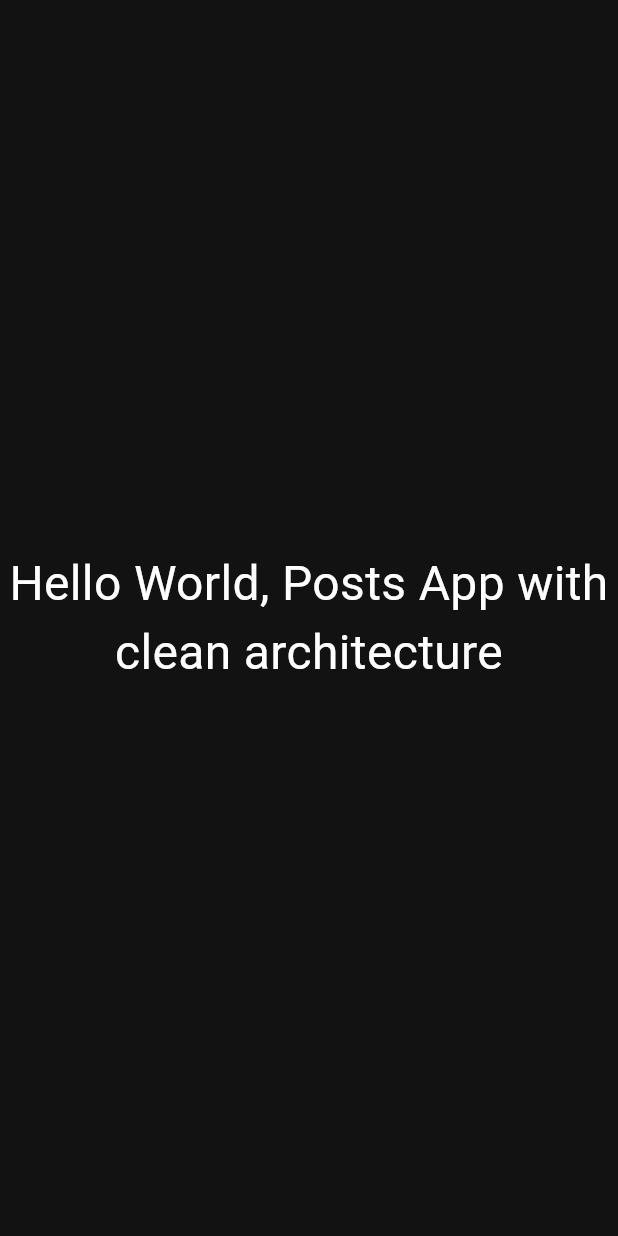
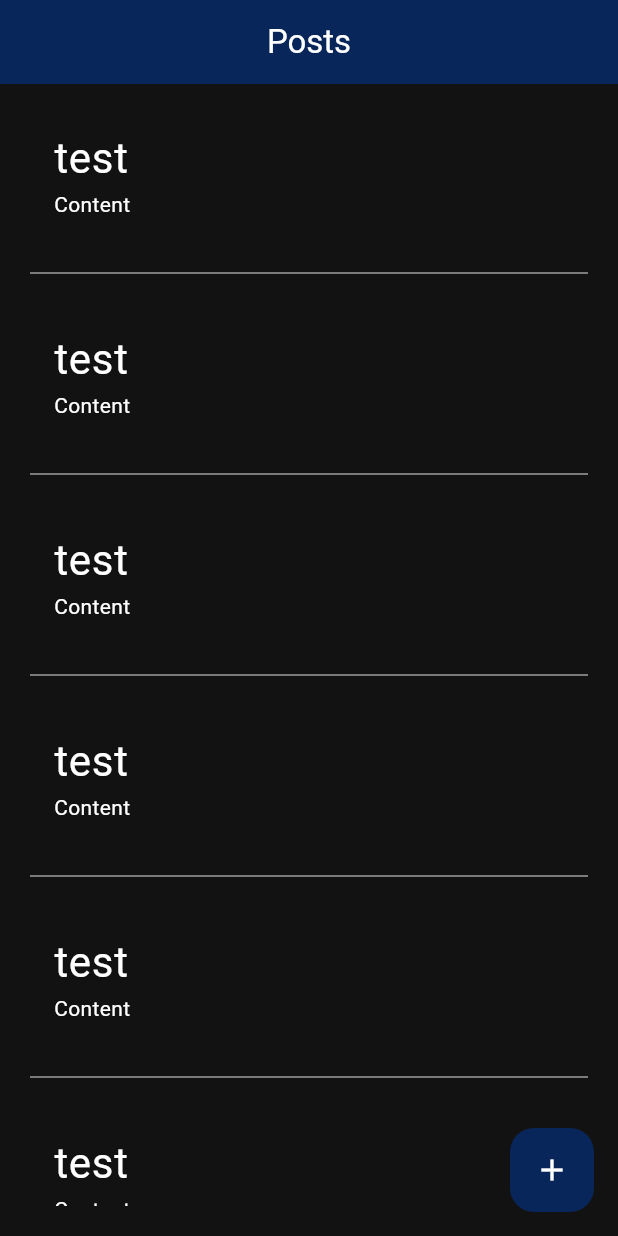
Before and after one commit to SidahmedBelkadi/flutter_posts_app_crud_clean_architecture, a Flutter app: the screen it shows after launch, on a phone screen of 412 x 824 dp. Run offline on Flutter 3.47's test engine with Material 3 defaults, Android fonts, the phone set to English and light mode, and no system bars; drawn by our look-alikes of flutter_slidable; our stand-ins replace connectivity_plus, dartz, equatable, shared_preferences.

Commit message:
Created UI.

```diff
--- a/lib/app.dart
+++ b/lib/app.dart
@@ -1,5 +1,6 @@
 import 'package:flutter/material.dart';
 import 'package:posts_app/core/theme/app_theme.dart';
+import 'package:posts_app/features/posts/presentation/screens/home.dart';
 
 class PostsApp extends StatelessWidget {
   const PostsApp({super.key});
@@ -9,15 +10,7 @@ class PostsApp extends StatelessWidget {
     return MaterialApp(
       theme: appTheme,
       debugShowCheckedModeBanner: false,
-      home: const Scaffold(
-        body: Center(
-          child: Text(
-            "Hello World, Posts App with clean architecture",
-            style: TextStyle(fontSize: 32),
-            textAlign: TextAlign.center,
-          ),
-        ),
-      ),
+      home: const HomeScreen(),
     );
   }
 }
--- a/lib/core/theme/app_theme.dart
+++ b/lib/core/theme/app_theme.dart
@@ -24,6 +24,7 @@ final ThemeData appTheme = ThemeData(
   floatingActionButtonTheme: const FloatingActionButtonThemeData(
     backgroundColor: primaryColor,
     foregroundColor: Colors.white,
+    elevation: 0,
   ),
 
   // Input Decoration Theme
@@ -31,7 +32,7 @@ final ThemeData appTheme = ThemeData(
     floatingLabelStyle: const TextStyle(color: primaryColor),
     iconColor: secondaryColor,
     focusedBorder: OutlineInputBorder(
-      borderSide: const BorderSide(color: secondaryColor),
+      borderSide: const BorderSide(color: Colors.blueAccent),
       borderRadius: BorderRadius.circular(8),
     ),
     border: OutlineInputBorder(
@@ -39,4 +40,5 @@ final ThemeData appTheme = ThemeData(
       borderRadius: BorderRadius.circular(8),
     ),
   ),
+  dialogTheme: const DialogTheme(backgroundColor: primaryColor),
 );
--- a/lib/features/posts/data/datasources/local/posts_local_data_source.dart
+++ b/lib/features/posts/data/datasources/local/posts_local_data_source.dart
@@ -1,7 +1,7 @@
 import 'dart:convert';
 
 import 'package:dartz/dartz.dart';
-import 'package:posts_app/core/constants.dart/keys.dart';
+import 'package:posts_app/core/constants/keys.dart';
 import 'package:posts_app/core/error/exception.dart';
 import 'package:posts_app/features/posts/data/models/post.dart';
 import 'package:shared_preferences/shared_preferences.dart';
--- a/lib/features/posts/data/datasources/remote/posts_remote_data_source.dart
+++ b/lib/features/posts/data/datasources/remote/posts_remote_data_source.dart
@@ -1,7 +1,7 @@
 import 'dart:convert';
 
 import 'package:dartz/dartz.dart';
-import 'package:posts_app/core/constants.dart/api.dart';
+import 'package:posts_app/core/constants/api.dart';
 import 'package:posts_app/core/error/exception.dart';
 import 'package:posts_app/features/posts/data/models/post.dart';
 import 'package:http/http.dart' as http;
--- /dev/null
+++ b/lib/features/posts/presentation/screens/home.dart
@@ -0,0 +1,39 @@
+import 'package:flutter/material.dart';
+import 'package:posts_app/features/posts/presentation/widgets/add_post_form.dart';
+import 'package:posts_app/features/posts/presentation/widgets/posts_list_view.dart';
+
+class HomeScreen extends StatelessWidget {
+  const HomeScreen({super.key});
+
+  @override
+  Widget build(BuildContext context) {
+    return Scaffold(
+      appBar: AppBar(
+        title: const Text("Posts"),
+      ),
+      floatingActionButton: FloatingActionButton(
+        onPressed: () {
+          showModalBottomSheet(
+            context: context,
+            isScrollControlled: true,
+            isDismissible: false,
+            showDragHandle: true,
+            builder: (context) {
+              return SingleChildScrollView(
+                child: Padding(
+                  padding: EdgeInsets.only(bottom: MediaQuery.of(context).viewInsets.bottom),
+                  child: const AddPostForm(),
+                ),
+              );
+            },
+          );
+        },
+        child: const Icon(Icons.add),
+      ),
+      body: const Padding(
+        padding: EdgeInsets.all(20.0),
+        child: PostsListView(),
+      ),
+    );
+  }
+}
--- /dev/null
+++ b/lib/features/posts/presentation/widgets/post_item.dart
@@ -0,0 +1,29 @@
+import 'package:flutter/material.dart';
+
+class PostItem extends StatelessWidget {
+  final String title;
+  final String content;
+
+  const PostItem({
+    super.key,
+    required this.title,
+    required this.content,
+  });
+
+  @override
+  Widget build(BuildContext context) {
+    return ListTile(
+      onTap: () {},
+      title: Text(
+        title,
+        style: const TextStyle(fontSize: 28),
+        overflow: TextOverflow.ellipsis,
+      ),
+      subtitle: Text(
+        content,
+        maxLines: 5,
+        overflow: TextOverflow.ellipsis,
+      ),
+    );
+  }
+}
--- /dev/null
+++ b/lib/features/posts/presentation/widgets/posts_list_view.dart
@@ -0,0 +1,56 @@
+import 'package:flutter/material.dart';
+import 'package:flutter_slidable/flutter_slidable.dart';
+import 'package:posts_app/core/helpers/dialog.dart';
+import 'package:posts_app/features/posts/presentation/widgets/edit_post_form.dart';
+import 'package:posts_app/features/posts/presentation/widgets/post_item.dart';
+
+class PostsListView extends StatelessWidget {
+  const PostsListView({
+    super.key,
+  });
+
+  @override
+  Widget build(BuildContext context) {
+    return ListView.separated(
+      itemCount: 12,
+      itemBuilder: (context, index) {
+        return Slidable(
+          endActionPane: ActionPane(motion: const StretchMotion(), children: [
+            SlidableAction(
+              onPressed: (context) {
+                showModalBottomSheet(
+                  context: context,
+                  isScrollControlled: true,
+                  isDismissible: false,
+                  showDragHandle: true,
+                  builder: (context) {
+                    return SingleChildScrollView(
+                      child: Padding(
+                        padding: EdgeInsets.only(bottom: MediaQuery.of(context).viewInsets.bottom),
+                        child: const EditPostForm(),
+                      ),
+                    );
+                  },
+                );
+              },
+              backgroundColor: Colors.green.withOpacity(.8),
+              icon: Icons.read_more,
+            ),
+            SlidableAction(
+              onPressed: (context) => AppDialog.showDeletePostDialog(context: context),
+              backgroundColor: Colors.red.withOpacity(.8),
+              icon: Icons.delete,
+            ),
+          ]),
+          child: const PostItem(title: "test", content: "Content"),
+        );
+      },
+      separatorBuilder: (__, _) => const Padding(
+        padding: EdgeInsets.symmetric(vertical: 20),
+        child: Divider(
+          color: Colors.grey,
+        ),
+      ),
+    );
+  }
+}
--- a/pubspec.yaml
+++ b/pubspec.yaml
@@ -53,6 +53,7 @@ dependencies:
 
   # Local cache
   shared_preferences: ^2.2.3
+  flutter_slidable: ^3.1.0
 
 dev_dependencies:
   flutter_test:
```
Also changed, not shown: lib/core/helpers/dialog.dart (added, +36 -0 lines), lib/features/posts/presentation/widgets/add_post_form.dart (added, +35 -0 lines), lib/features/posts/presentation/widgets/custom_form_button.dart (added, +26 -0 lines), lib/features/posts/presentation/widgets/edit_post_form.dart (added, +35 -0 lines), lib/core/constants/api.dart (renamed from lib/core/constants.dart/api.dart), lib/core/constants/keys.dart (renamed from lib/core/constants.dart/keys.dart), pubspec.lock.
